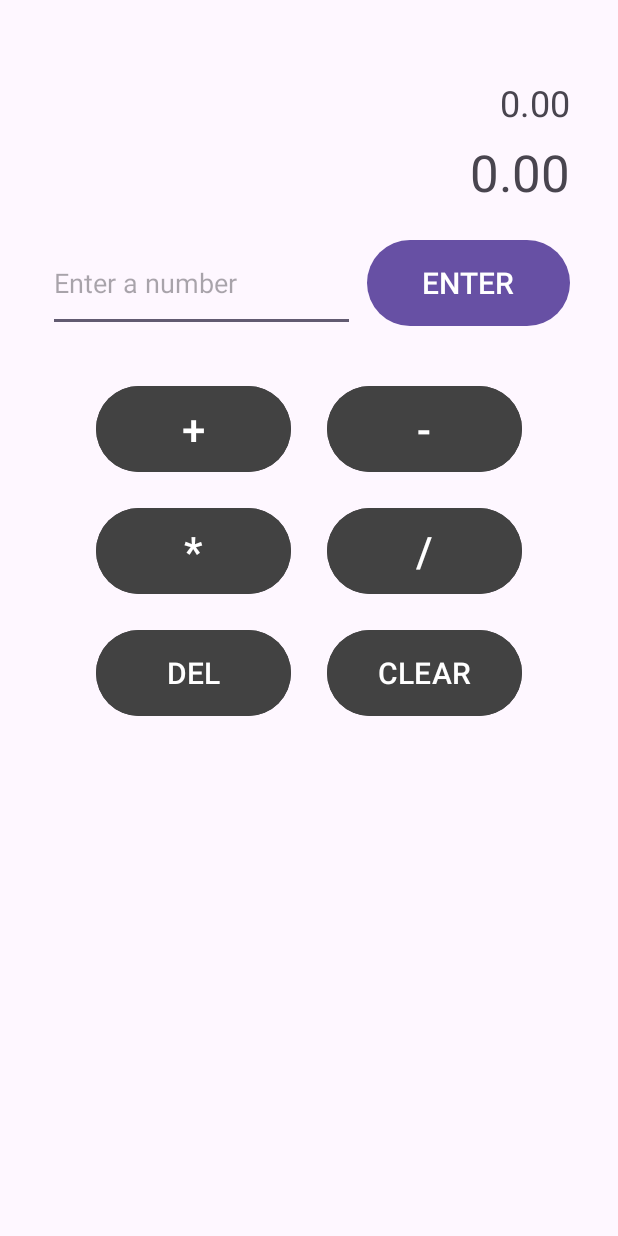
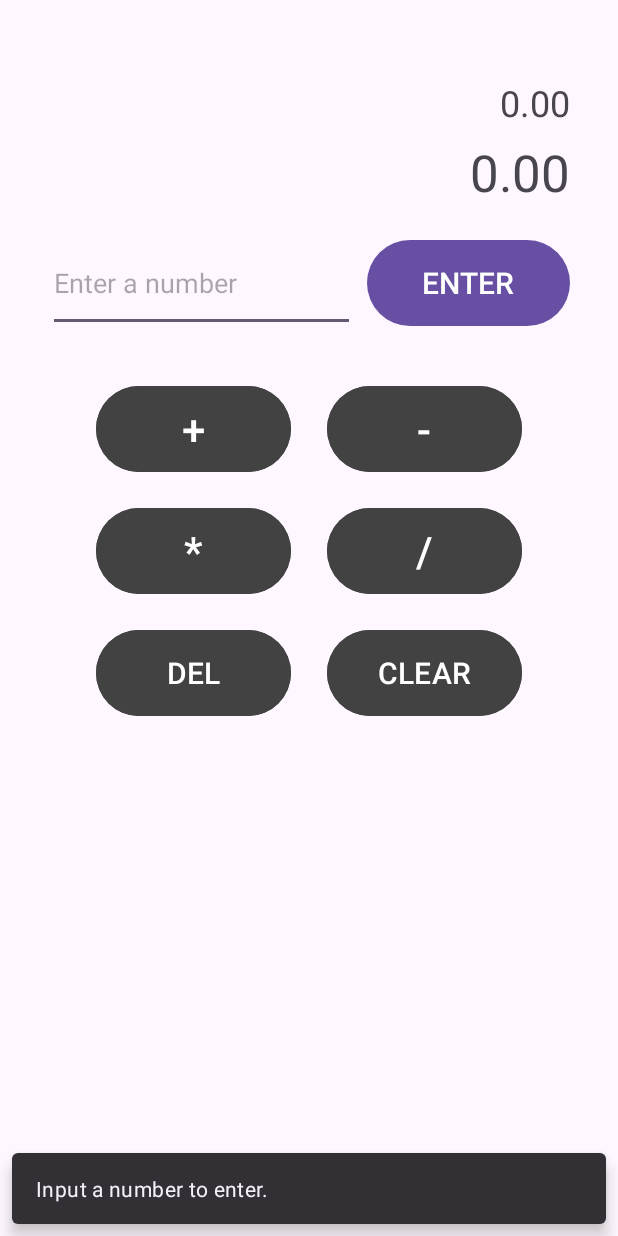
Before and after one commit to natewilliford/rpn-calc-android, an Android app: the screen it shows after launch (MainActivity), after a tap on "ENTER", on a phone screen of 412 x 824 dp. Run offline under Robolectric (Android 15) with nearby library versions, the phone set to English and light mode, and no system bars; our stand-ins replace Dagger/Hilt's generated code.

Commit message:
Handle errors and show error messages as a snackbar, also apply operation to input number
I'm now allowing exceptions to bubble up to the fragment so I can handle them in a user friendly way.

This also slightly changes what an operation applies to which I think makes sense how a real calculator would work. Now you are no longer required to have a number submitted into the stack before doing an operation. The number can still be in the input field. If no number is entered, the operation will apply to the 2 previous on the stack. Also made refinements to DEL and CLEAR with this in mind.

```diff
--- a/app/src/main/AndroidManifest.xml
+++ b/app/src/main/AndroidManifest.xml
@@ -15,7 +15,8 @@
         tools:targetApi="31">
         <activity
             android:name=".MainActivity"
-            android:exported="true">
+            android:exported="true"
+            android:windowSoftInputMode="adjustResize">
             <intent-filter>
                 <action android:name="android.intent.action.MAIN" />
 
--- a/app/src/main/java/com/natewilliford/rpncalculator/RpnCalcFragment.java
+++ b/app/src/main/java/com/natewilliford/rpncalculator/RpnCalcFragment.java
@@ -3,7 +3,6 @@ package com.natewilliford.rpncalculator;
 import static com.natewilliford.rpncalculator.RpnCalculator.Operator;
 
 import android.os.Bundle;
-import android.os.Debug;
 import android.util.Log;
 import android.view.LayoutInflater;
 import android.view.View;
@@ -12,9 +11,11 @@ import android.widget.EditText;
 
 import androidx.annotation.NonNull;
 import androidx.annotation.Nullable;
+import androidx.annotation.StringRes;
 import androidx.fragment.app.Fragment;
 import androidx.lifecycle.ViewModelProvider;
 
+import com.google.android.material.snackbar.Snackbar;
 import com.natewilliford.rpncalculator.databinding.RpnCalcFragmentBinding;
 
 import java.util.Locale;
@@ -39,13 +40,13 @@ public class RpnCalcFragment extends Fragment {
                 .currentValueText.setText(String.format(Locale.ENGLISH,"%.2f", result)));
         viewModel.getPrevResult().observe(getViewLifecycleOwner(), prevResult -> binding
                 .prevValueText.setText(String.format(Locale.ENGLISH, "%.2f", prevResult)));
-        binding.enterButton.setOnClickListener(v -> handleEnterButton());
-        binding.plusButton.setOnClickListener(v -> viewModel.submitOperator(Operator.PLUS));
-        binding.minusButton.setOnClickListener(v -> viewModel.submitOperator(Operator.MINUS));
-        binding.multiplyButton.setOnClickListener(v -> viewModel.submitOperator(Operator.MULTIPLY));
-        binding.divideButton.setOnClickListener(v -> viewModel.submitOperator(Operator.DIVIDE));
-        binding.deleteButton.setOnClickListener(v -> viewModel.deleteLast());
-        binding.clearButton.setOnClickListener(v -> viewModel.clearCalculator());
+        binding.enterButton.setOnClickListener(v -> enterInputNumber());
+        binding.plusButton.setOnClickListener(v -> submitOperator(Operator.PLUS));
+        binding.minusButton.setOnClickListener(v -> submitOperator(Operator.MINUS));
+        binding.multiplyButton.setOnClickListener(v -> submitOperator(Operator.MULTIPLY));
+        binding.divideButton.setOnClickListener(v -> submitOperator(Operator.DIVIDE));
+        binding.deleteButton.setOnClickListener(v -> deleteLast());
+        binding.clearButton.setOnClickListener(v -> clear());
 
         return binding.getRoot();
     }
@@ -56,23 +57,75 @@ public class RpnCalcFragment extends Fragment {
         super.onDestroyView();
     }
 
-    private void handleEnterButton() {
+    /** @return Whether the action succeeded. */
+    private boolean enterInputNumber() {
+        if (binding == null || viewModel == null) {
+            return false;
+        }
+
+        EditText input = binding.valueInput;
+        if (input.getText().toString().isEmpty()) {
+            showErrorMessage(R.string.error_message_empty_input);
+            return false;
+        }
+
+        String inputString = input.getText().toString();
+        try {
+            viewModel.enterNumber(inputString);
+            input.setText("");
+            return true;
+        } catch (NumberFormatException e) {
+            Log.w(TAG, "Failed to parse number input: " + inputString);
+            showErrorMessage(R.string.error_message_failed_parse);
+        } catch (IllegalStateException e) {
+            showErrorMessage(R.string.error_message_stack_full);
+        }
+        return false;
+    }
+
+    private void submitOperator(Operator operator) {
+        if (viewModel == null || binding == null) {
+            return;
+        }
+
+        // If there is a pending value in the input field, enter it before running the operation.
+        if (binding.valueInput.getText().length() > 0) {
+            if (!enterInputNumber()) {
+                return;
+            }
+        }
+        try {
+            viewModel.submitOperator(operator);
+        } catch (IllegalStateException e) {
+            showErrorMessage(R.string.error_message_not_enough_operands);
+        }
+    }
+
+    private void deleteLast() {
         if (binding == null || viewModel == null) {
             return;
         }
 
-        EditText input = binding.valueInput;
-        if (input.getText().toString().isEmpty()) {
-            Log.d(TAG, "Skipping input of empty string.");
+        // If there is a pending value in the input field, delete it rather than deleting from the
+        // calculator stack.
+        if (binding.valueInput.getText().length() > 0) {
+            binding.valueInput.setText("");
+        } else {
+            viewModel.deleteLast();
+        }
+    }
+
+    private void clear() {
+        if (binding == null || viewModel == null) {
             return;
         }
+        binding.valueInput.setText("");
+        viewModel.clearCalculator();
+    }
 
-        try {
-            viewModel.enterNumber(input.getText().toString());
-            input.setText("");
-        } catch (IllegalArgumentException e) {
-            // TODO: Show human readable errors in UI.
-            Log.w(TAG, "Failed to parse number input.");
+    private void showErrorMessage(@StringRes int message) {
+        if (binding != null) {
+            Snackbar.make(binding.valueInput, message, Snackbar.LENGTH_SHORT).show();
         }
     }
 }
--- a/app/src/main/java/com/natewilliford/rpncalculator/RpnCalcFragmentViewModel.java
+++ b/app/src/main/java/com/natewilliford/rpncalculator/RpnCalcFragmentViewModel.java
@@ -1,13 +1,11 @@
 package com.natewilliford.rpncalculator;
+
+import android.util.Log;
 
 import androidx.lifecycle.LiveData;
 import androidx.lifecycle.MutableLiveData;
 import androidx.lifecycle.SavedStateHandle;
 import androidx.lifecycle.ViewModel;
-
-import java.util.ArrayList;
-import java.util.Arrays;
-import java.util.List;
 
 import javax.inject.Inject;
 
@@ -20,6 +18,7 @@ import dagger.hilt.android.lifecycle.HiltViewModel;
 @HiltViewModel
 public class RpnCalcFragmentViewModel extends ViewModel {
 
+    private static final String TAG = "RpnCalcFragmentViewModel";
     private static final String KEY_CALCULATOR_STACK = "calculator-stack";
     private static final int STACK_LIMIT = 100;
 
@@ -31,35 +30,37 @@ public class RpnCalcFragmentViewModel extends ViewModel {
     @Inject
     public RpnCalcFragmentViewModel(SavedStateHandle savedStateHandle) {
         this.savedStateHandle = savedStateHandle;
+        Double[] savedStack = null;
         if (savedStateHandle.contains(KEY_CALCULATOR_STACK)) {
-            Double[] stateStack = savedStateHandle.get(KEY_CALCULATOR_STACK);
-            rpnCalculator = RpnCalculator.Create(STACK_LIMIT, Arrays.asList(stateStack));
-        } else {
-            rpnCalculator = RpnCalculator.Create(STACK_LIMIT);
+            Log.i(TAG, "Restoring from saved state.");
+            savedStack = savedStateHandle.get(KEY_CALCULATOR_STACK);
         }
-        currentResult = new MutableLiveData<>(0.0);
-        prevResult = new MutableLiveData<>(0.0);
+
+        rpnCalculator = RpnCalculator.Create(STACK_LIMIT, savedStack);
+        currentResult = new MutableLiveData<>(rpnCalculator.getLast());
+        prevResult = new MutableLiveData<>(rpnCalculator.getSecondLast());
     }
 
     /**
      * Enters a new value into the calculator.
      *
-     * @throws IllegalArgumentException when number fails to parse as a double.
+     * @throws NumberFormatException when number fails to parse as a double.
+     * @throws IllegalStateException when the calculator stack is full.
      **/
-    public void enterNumber(String numberString) throws IllegalArgumentException {
-        try {
-            double value = Double.parseDouble(numberString);
-            rpnCalculator.addOperand(value);
-            updateResults();
-        } catch (NumberFormatException e) {
-            throw new IllegalArgumentException("Not a valid number.", e);
-        } catch (IllegalStateException e) {
-            throw new IllegalArgumentException("Calculator stack is full.", e);
-        }
+    public void enterNumber(String numberString) throws NumberFormatException,
+            IllegalStateException {
+        // Bubble up exceptions so the UI can handle errors.
+        double value = Double.parseDouble(numberString);
+        rpnCalculator.addOperand(value);
+        updateResults();
     }
 
-    /** Submits an operation to be done on previously entered numbers. **/
-    public void submitOperator(RpnCalculator.Operator operator) {
+    /**
+     * Submits an operation to be done on previously entered numbers.
+     *
+     * @throws IllegalStateException when there aren't enough operands.
+     **/
+    public void submitOperator(RpnCalculator.Operator operator) throws IllegalStateException {
         rpnCalculator.submitOperator(operator);
         updateResults();
     }
@@ -84,7 +85,6 @@ public class RpnCalcFragmentViewModel extends ViewModel {
 
     private void updateResults() {
         savedStateHandle.set(KEY_CALCULATOR_STACK, rpnCalculator.getStack().toArray(new Double[0]));
-
         currentResult.setValue(rpnCalculator.getLast());
         prevResult.setValue(rpnCalculator.getSecondLast());
     }
--- a/app/src/main/java/com/natewilliford/rpncalculator/RpnCalculator.java
+++ b/app/src/main/java/com/natewilliford/rpncalculator/RpnCalculator.java
@@ -5,6 +5,8 @@ import android.util.Log;
 import java.util.ArrayList;
 import java.util.List;
 import java.util.Stack;
+
+import javax.annotation.Nullable;
 
 /**
  * A Reverse Polish notation calculator. This class manages the operations and state of an RPN
@@ -35,23 +37,26 @@ public class RpnCalculator {
         this.operandsStack = operandsStack;
     }
 
+    /** Creates a new calculator with the default stack limit. */
     public static RpnCalculator Create() {
         return new RpnCalculator(DEFAULT_STACK_LIMIT, new Stack<>());
     }
 
-    public static RpnCalculator Create(int stackLimit) {
-        return new RpnCalculator(stackLimit, new Stack<>());
-    }
-
-    public static RpnCalculator Create(int stackLimit, List<Double> operandsStack) {
+    /**
+     * Creates a new calculator with an existing stack history.
+     *
+     * @param stackLimit The highest number of operands the calculator can store.
+     * @param operandsStack The existing stack as a list of Doubles.
+     */
+    public static RpnCalculator Create(int stackLimit, @Nullable Double[] operandsStack) {
         Stack<Double> stack = new Stack<>();
-        for (double val : operandsStack) {
-            stack.push(val);
+        if (operandsStack != null) {
+            for (double val : operandsStack) {
+                stack.push(val);
+            }
         }
         return new RpnCalculator(stackLimit, stack);
     }
-
-    public int getStackLimit() { return stackLimit; }
 
     /**
      * Adds an operand (a decimal number) to the stack.
@@ -72,18 +77,16 @@ public class RpnCalculator {
      *
      * @param operator The operator to apply.
      * @return The result of the operation.
+     * @throws IllegalStateException when there are not enough operands to do the operation.
      */
-    public double submitOperator(Operator operator) {
+    public double submitOperator(Operator operator) throws IllegalStateException {
         if (operandsStack.size() < 2) {
-            // TODO: Add better error handling.
-            Log.e(TAG, "Not enough operands");
-            return 0;
+            throw new IllegalStateException("Not enough operands to do the operation.");
         }
 
         double last = operandsStack.pop();
         double secondLast = operandsStack.pop();
         double result = 0;
-
         switch (operator) {
             case PLUS:
                 result = secondLast + last;
@@ -98,9 +101,9 @@ public class RpnCalculator {
                 result = secondLast / last;
                 break;
             default:
+                // Should not be possible unless new operators are added.
                 Log.e(TAG, "Invalid operator " + operator);
         }
-
         operandsStack.push(result);
         return result;
     }
--- a/app/src/main/res/values/strings.xml
+++ b/app/src/main/res/values/strings.xml
@@ -8,4 +8,8 @@
     <string name="divide_button_text">/</string>
     <string name="clear_button_text">CLEAR</string>
     <string name="delete_button_text">DEL</string>
+    <string name="error_message_empty_input">Input a number to enter.</string>
+    <string name="error_message_failed_parse">Not a valid number.</string>
+    <string name="error_message_stack_full">Calculator stack is full.</string>
+    <string name="error_message_not_enough_operands">You need 2 numbers to do an operation.</string>
 </resources>
```
Also changed, not shown: 1 other file.
